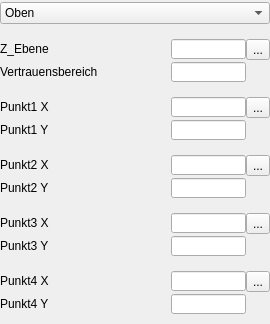
The window that TouchProbe/tp_ebenheit.ui (mikejg/CamHelper) describes before a commit, drawn with Qt 5.
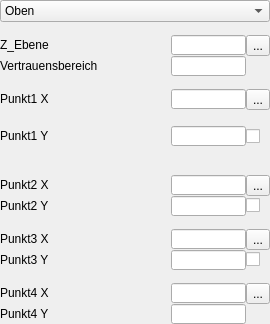
The same window after the commit. Icons and pictures are not drawn. Custom widgets are drawn as their Qt base class.

Diff of the .ui file:
```diff
--- a/TouchProbe/tp_ebenheit.ui
+++ b/TouchProbe/tp_ebenheit.ui
@@ -367,20 +367,41 @@
       </widget>
      </item>
      <item>
-      <spacer name="horizontalSpacer_3">
-       <property name="orientation">
-        <enum>Qt::Horizontal</enum>
+      <widget class="QCheckBox" name="checkBox_Jump1">
+       <property name="sizePolicy">
+        <sizepolicy hsizetype="Minimum" vsizetype="Expanding">
+         <horstretch>0</horstretch>
+         <verstretch>0</verstretch>
+        </sizepolicy>
        </property>
-       <property name="sizeType">
-        <enum>QSizePolicy::Fixed</enum>
-       </property>
-       <property name="sizeHint" stdset="0">
+       <property name="minimumSize">
         <size>
          <width>24</width>
-         <height>20</height>
+         <height>1</height>
         </size>
        </property>
-      </spacer>
+       <property name="sizeIncrement">
+        <size>
+         <width>0</width>
+         <height>0</height>
+        </size>
+       </property>
+       <property name="baseSize">
+        <size>
+         <width>0</width>
+         <height>0</height>
+        </size>
+       </property>
+       <property name="text">
+        <string/>
+       </property>
+       <property name="iconSize">
+        <size>
+         <width>16</width>
+         <height>16</height>
+        </size>
+       </property>
+      </widget>
      </item>
     </layout>
    </item>
@@ -527,20 +548,17 @@
       </widget>
      </item>
      <item>
-      <spacer name="horizontalSpacer_4">
-       <property name="orientation">
-        <enum>Qt::Horizontal</enum>
-       </property>
-       <property name="sizeType">
-        <enum>QSizePolicy::Fixed</enum>
-       </property>
-       <property name="sizeHint" stdset="0">
+      <widget class="QCheckBox" name="checkBox_Jump2">
+       <property name="minimumSize">
         <size>
          <width>24</width>
-         <height>20</height>
+         <height>0</height>
         </size>
        </property>
-      </spacer>
+       <property name="text">
+        <string/>
+       </property>
+      </widget>
      </item>
     </layout>
    </item>
@@ -687,20 +705,17 @@
       </widget>
      </item>
      <item>
-      <spacer name="horizontalSpacer_5">
-       <property name="orientation">
-        <enum>Qt::Horizontal</enum>
-       </property>
-       <property name="sizeType">
-        <enum>QSizePolicy::Fixed</enum>
-       </property>
-       <property name="sizeHint" stdset="0">
+      <widget class="QCheckBox" name="checkBox_Jump3">
+       <property name="minimumSize">
         <size>
          <width>24</width>
-         <height>20</height>
+         <height>0</height>
         </size>
        </property>
-      </spacer>
+       <property name="text">
+        <string/>
+       </property>
+      </widget>
      </item>
     </layout>
    </item>
```
